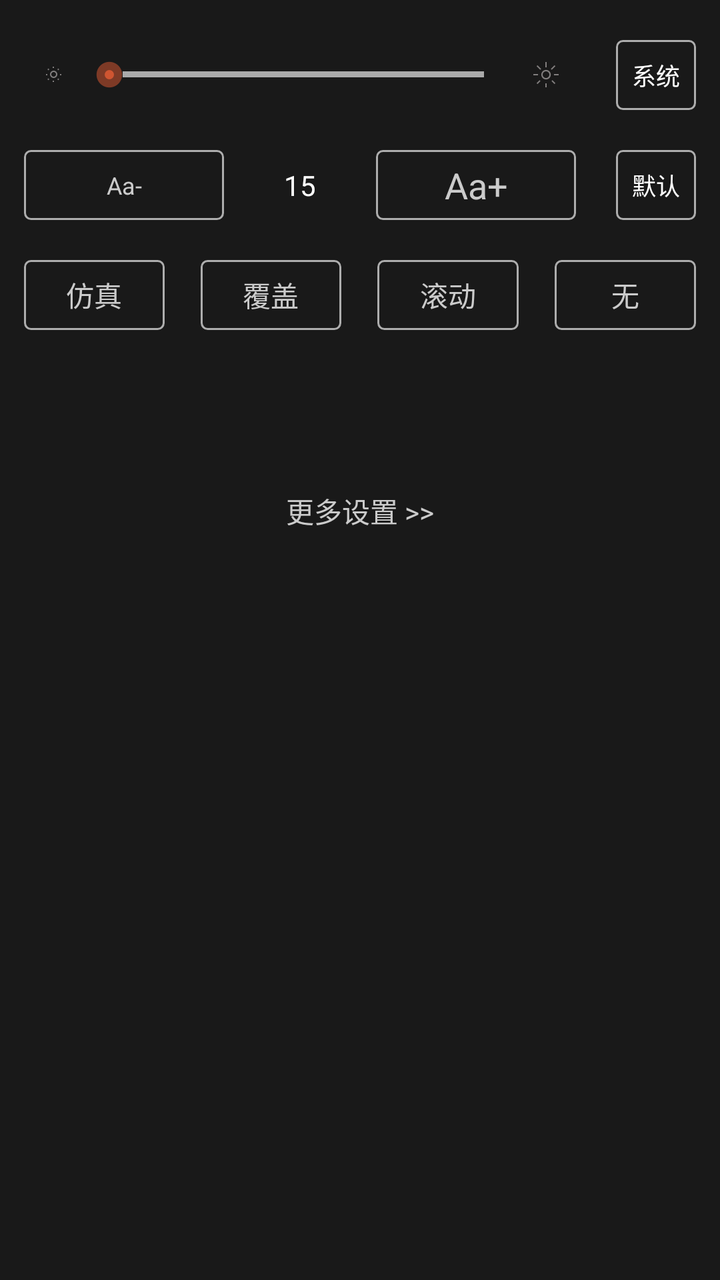
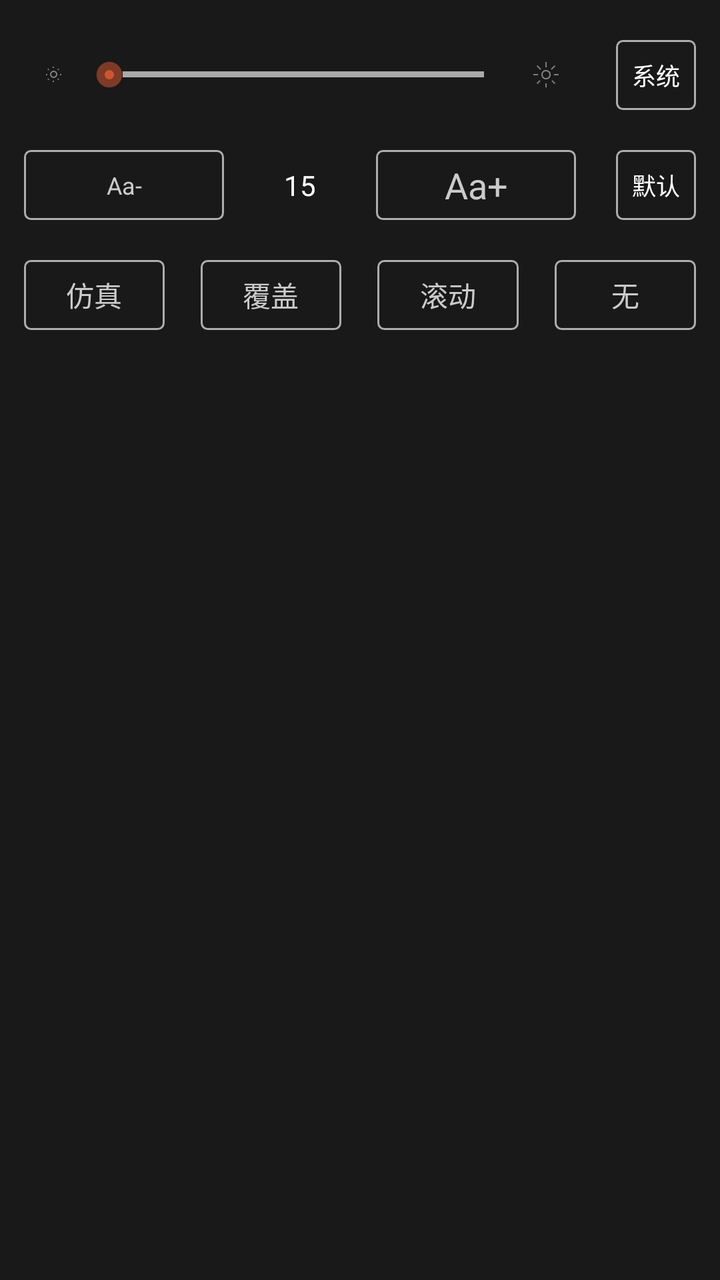

An Android layout rendered at two revisions. The XML below is the earlier revision; the diff shows what the commit changed to produce the second picture.
<!-- AndroidManifest.xml: application theme Theme.Design.NoActionBar -->
<!-- res/layout/dialog_read_setting.xml -->
<?xml version="1.0" encoding="utf-8"?>
<LinearLayout xmlns:android="http://schemas.android.com/apk/res/android"
    xmlns:app="http://schemas.android.com/apk/res-auto"
    xmlns:tools="http://schemas.android.com/tools"
    android:id="@+id/read_setting_ll_menu"
    android:layout_width="match_parent"
    android:layout_height="280dp"
    android:layout_alignParentBottom="true"
    android:background="@color/nb.read.menu.bg"
    android:clickable="true"
    android:orientation="vertical"
    android:paddingLeft="12dp"
    android:paddingRight="12dp">

    <LinearLayout
        android:layout_width="match_parent"
        android:layout_height="wrap_content"
        android:layout_marginTop="20dp"
        android:gravity="center_vertical"
        android:orientation="horizontal">

        <ImageView
            android:id="@+id/read_setting_iv_brightness_minus"
            android:layout_width="30dp"
            android:layout_height="30dp"
            android:scaleType="center"
            android:src="@drawable/ic_brightness_minus" />

        <SeekBar
            android:id="@+id/read_setting_sb_brightness"
            android:layout_width="0dp"
            android:layout_height="wrap_content"
            android:layout_weight="1"
            android:max="255"
            android:maxHeight="3dp"
            android:minHeight="3dp"
            android:progressDrawable="@drawable/seekbar_bg"
            android:thumb="@drawable/seekbar_thumb"
            android:thumbOffset="10dp" />

        <ImageView
            android:id="@+id/read_setting_iv_brightness_plus"
            android:layout_width="30dp"
            android:layout_height="30dp"
            android:layout_marginRight="20dp"
            android:scaleType="center"
            android:src="@drawable/ic_brightness_plus" />

        <CheckBox
            android:id="@+id/read_setting_cb_brightness_auto"
            android:layout_width="40dp"
            android:layout_height="35dp"
            android:background="@drawable/selector_btn_read_setting"
            android:button="@null"
            android:gravity="center"
            android:text="系统"
            android:textColor="@color/selector_btn_read_setting"
            android:textSize="12dp" />
    </LinearLayout>

    <LinearLayout
        android:layout_width="match_parent"
        android:layout_height="wrap_content"
        android:layout_marginTop="20dp"
        android:gravity="center_vertical"
        android:orientation="horizontal">

        <TextView
            android:id="@+id/read_setting_tv_font_minus"
            android:layout_width="100dp"
            android:layout_height="35dp"
            android:background="@drawable/shape_btn_read_setting_normal"
            android:gravity="center"
            android:text="Aa-"
            android:textColor="#CBCBCB"
            android:textSize="12dp" />

        <TextView
            android:id="@+id/read_setting_tv_font"
            android:layout_width="0dp"
            android:layout_height="wrap_content"
            android:layout_weight="1"
            android:gravity="center"
            android:text="15"
            android:textColor="@color/white"
            android:textSize="14dp" />

        <TextView
            android:id="@+id/read_setting_tv_font_plus"
            android:layout_width="100dp"
            android:layout_height="35dp"
            android:layout_marginRight="20dp"
            android:background="@drawable/shape_btn_read_setting_normal"
            android:gravity="center"
            android:padding="5dp"
            android:text="Aa+"
            android:textColor="#CBCBCB"
            android:textSize="18dp" />

        <CheckBox
            android:id="@+id/read_setting_cb_font_default"
            android:layout_width="40dp"
            android:layout_height="35dp"
            android:background="@drawable/selector_btn_read_setting"
            android:button="@null"
            android:gravity="center"
            android:text="默认"
            android:textColor="@color/selector_btn_read_setting"
            android:textSize="12dp" />
    </LinearLayout>

    <RadioGroup
        android:id="@+id/read_setting_rg_page_mode"
        android:layout_width="match_parent"
        android:layout_height="wrap_content"
        android:layout_marginTop="20dp"
        android:orientation="horizontal">

        <RadioButton
            android:id="@+id/read_setting_rb_simulation"
            android:layout_width="0dp"
            android:layout_height="35dp"
            android:layout_marginRight="18dp"
            android:layout_weight="1"
            android:background="@drawable/selector_btn_read_setting"
            android:button="@null"
            android:gravity="center"
            android:text="仿真"
            android:textColor="#CBCBCB"
            android:textSize="14dp" />

        <RadioButton
            android:id="@+id/read_setting_rb_cover"
            android:layout_width="0dp"

            android:layout_height="35dp"
            android:layout_marginRight="18dp"
            android:layout_weight="1"
            android:background="@drawable/selector_btn_read_setting"
            android:button="@null"
            android:gravity="center"
            android:text="覆盖"
            android:textColor="#CBCBCB"
            android:textSize="14dp" />

        <RadioButton
            android:id="@+id/read_setting_rb_slide"
            android:layout_width="0dp"
            android:layout_height="35dp"
            android:layout_marginRight="18dp"
            android:layout_weight="1"
            android:background="@drawable/selector_btn_read_setting"
            android:button="@null"
            android:gravity="center"
            android:text="滑动"
            android:textColor="#CBCBCB"
            android:textSize="14dp"
            android:visibility="gone" />

        <RadioButton
            android:id="@+id/read_setting_rb_scroll"
            android:layout_width="0dp"
            android:layout_height="35dp"
            android:layout_marginRight="18dp"
            android:layout_weight="1"
            android:background="@drawable/selector_btn_read_setting"
            android:button="@null"
            android:gravity="center"
            android:text="滚动"
            android:textColor="#CBCBCB"
            android:textSize="14dp" />

        <RadioButton
            android:id="@+id/read_setting_rb_none"
            android:layout_width="0dp"
            android:layout_height="35dp"
            android:layout_weight="1"
            android:background="@drawable/selector_btn_read_setting"
            android:button="@null"
            android:gravity="center"
            android:text="无"
            android:textColor="#CBCBCB"
            android:textSize="14dp" />
    </RadioGroup>

    <androidx.recyclerview.widget.RecyclerView
        android:id="@+id/read_setting_rv_bg"
        android:layout_width="match_parent"
        android:layout_height="40dp"
        android:layout_marginLeft="5dp"
        android:layout_marginTop="20dp"
        android:layout_marginRight="5dp"
        android:scrollbars="none" />

    <TextView
        android:id="@+id/read_setting_tv_more"
        android:layout_width="match_parent"
        android:layout_height="wrap_content"
        android:layout_marginTop="20dp"
        android:gravity="center_horizontal"
        android:text="更多设置 >>"
        android:textColor="#CBCBCB" />
</LinearLayout>
<!-- resources referenced by this layout -->
<resources>
  <color name="nb.read.menu.bg">#191919</color>
  <color name="white">#ffffffff</color>
  <!-- drawable ic_brightness_minus: png bitmap (drawable-xxhdpi, 1291 bytes) -->
  <!-- drawable ic_brightness_plus: png bitmap (drawable-xxhdpi, 1597 bytes) -->
  <!-- drawable seekbar_bg (drawable) -->
  <?xml version="1.0" encoding="utf-8"?>
  <layer-list xmlns:android="http://schemas.android.com/apk/res/android">
  
      <item android:id="@android:id/background">
          <shape>
              <size android:height="1dp" />
  
              <gradient
                  android:endColor="@android:color/darker_gray"
                  android:startColor="@android:color/darker_gray" />
          </shape>
      </item>
      <item android:id="@android:id/progress">
          <clip>
              <shape>
                  <size android:height="3dp" />
  
                  <gradient
                      android:endColor="#DE6014"
                      android:startColor="#DE6014" />
              </shape>
          </clip>
      </item>
  
  </layer-list>
  <!-- drawable seekbar_thumb (drawable) -->
  <?xml version="1.0" encoding="utf-8"?>
  <selector xmlns:android="http://schemas.android.com/apk/res/android">
  
      <item android:drawable="@drawable/seekbar_thumb_selected" android:state_pressed="true"/>
      <item android:drawable="@drawable/seekbar_thumb_selected" android:state_focused="true"/>
      <item android:drawable="@drawable/seekbar_thumb_normal"></item>
  
  </selector>
  <!-- drawable selector_btn_read_setting (drawable) -->
  <?xml version="1.0" encoding="utf-8"?>
  <selector xmlns:android="http://schemas.android.com/apk/res/android">
  	<item android:state_pressed="true" android:drawable="@drawable/shape_btn_read_setting_checked" />
  	<item android:state_checked="true" android:drawable="@drawable/shape_btn_read_setting_checked" />
  	<item android:drawable="@drawable/shape_btn_read_setting_normal" />
  </selector>
  <!-- drawable shape_btn_read_setting_normal (drawable) -->
  <?xml version="1.0" encoding="utf-8"?>
  <shape xmlns:android="http://schemas.android.com/apk/res/android"
  	android:shape="rectangle">
  	<corners android:radius="3dp"/>
  	<stroke android:width="1dp"
  		android:color="#adadad"/>
  </shape>
  <!-- drawable seekbar_thumb_selected: png bitmap (drawable-xxhdpi, 1886 bytes) -->
  <!-- drawable seekbar_thumb_normal: png bitmap (drawable-xxhdpi, 1607 bytes) -->
  <!-- drawable shape_btn_read_setting_checked (drawable) -->
  <?xml version="1.0" encoding="utf-8"?>
  <shape xmlns:android="http://schemas.android.com/apk/res/android"
  	android:shape="rectangle">
  	<corners android:radius="3dp"/>
  	<solid android:color="@color/nb.read.menu.bg"/>
  	<stroke android:width="1dp"
  		android:color="#EC4A48"/>
  </shape>
</resources>

<!-- the commit's change to res/layout/dialog_read_setting.xml (unified diff, before → after) -->
@@ -195,7 +195,7 @@
     <TextView
         android:id="@+id/read_setting_tv_more"
         android:layout_width="match_parent"
-        android:layout_height="wrap_content"
+        android:layout_height="0dp"
         android:layout_marginTop="20dp"
         android:gravity="center_horizontal"
         android:text="更多设置 >>"
